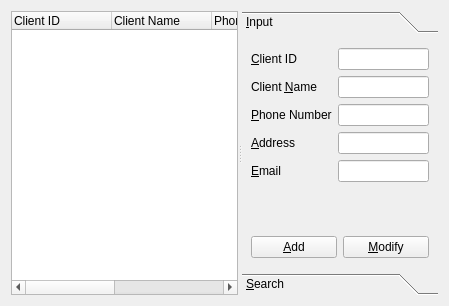
Old version of the form ShopApp/clientmanagerform.ui in the repository purenaa/Qt_secondMiniProject.
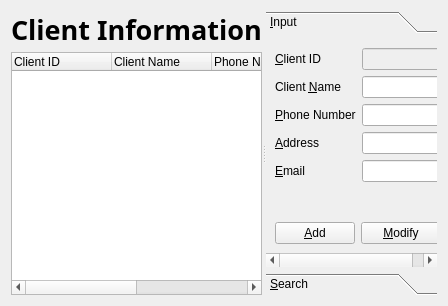
New version of the form.

Diff of the .ui file:
```diff
--- a/ShopApp/clientmanagerform.ui
+++ b/ShopApp/clientmanagerform.ui
@@ -13,20 +13,31 @@
   <property name="windowTitle">
    <string>ClientManagerForm</string>
   </property>
-  <layout class="QVBoxLayout" name="verticalLayout_2">
+  <layout class="QVBoxLayout" name="verticalLayout_4">
    <item>
     <widget class="QSplitter" name="splitter">
-     <property name="minimumSize">
-      <size>
-       <width>427</width>
-       <height>0</height>
-      </size>
-     </property>
      <property name="orientation">
       <enum>Qt::Horizontal</enum>
      </property>
      <widget class="QWidget" name="layoutWidget">
-      <layout class="QVBoxLayout" name="listVerticalLayout">
+      <layout class="QVBoxLayout" name="verticalLayout_2">
+       <property name="spacing">
+        <number>4</number>
+       </property>
+       <item>
+        <widget class="QLabel" name="clientInfoLabel">
+         <property name="font">
+          <font>
+           <family>Dubai</family>
+           <pointsize>20</pointsize>
+           <bold>true</bold>
+          </font>
+         </property>
+         <property name="text">
+          <string>Client Information</string>
+         </property>
+        </widget>
+       </item>
        <item>
         <widget class="QTreeWidget" name="treeWidget">
          <property name="rootIsDecorated">
@@ -92,6 +103,9 @@
           </item>
           <item row="0" column="1">
            <widget class="QLineEdit" name="clientIDLineEdit">
+            <property name="enabled">
+             <bool>false</bool>
+            </property>
             <property name="readOnly">
              <bool>true</bool>
             </property>
```
